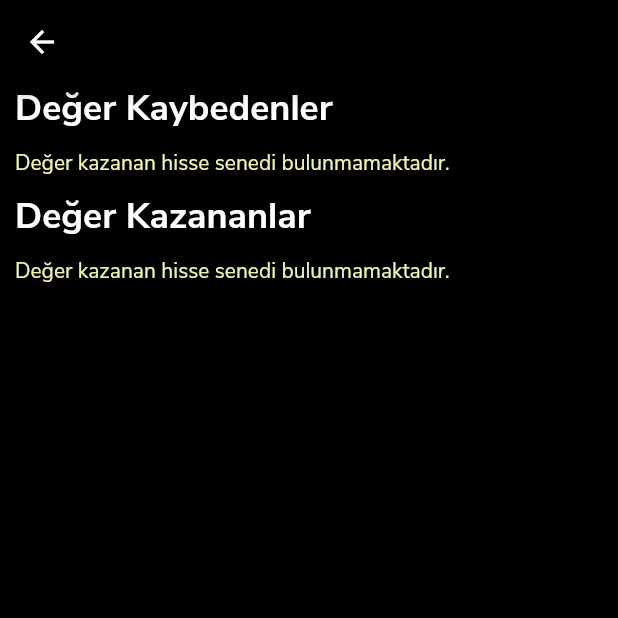
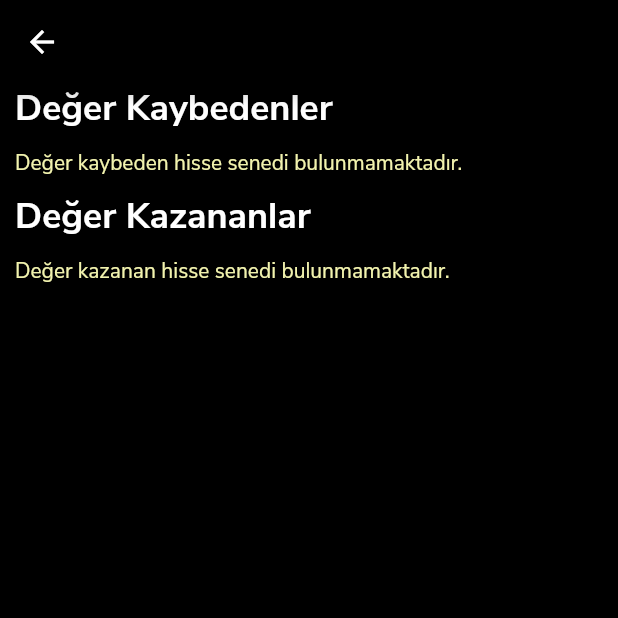
Before and after one commit to Xelanor/stockninja_flutter, a Flutter app: the ConsecutiveAnalysisInfo screen opened directly with empty values, on a phone screen of 412 x 824 dp, the top half of it. Run offline on Flutter 3.47's test engine with Material 2 defaults, Android fonts, the phone set to English and light mode, and no system bars; our stand-ins replace charts_flutter, shared_preferences; missing offline and left inert: onesignal_flutter; accounts and stored records are empty; network calls fail.

Commit message:
Notification bugfix

```diff
--- a/lib/widgets/notifications/consecutive-analysis-info.dart
+++ b/lib/widgets/notifications/consecutive-analysis-info.dart
@@ -36,7 +36,7 @@ class ConsecutiveAnalysisInfo extends StatelessWidget {
             padding: const EdgeInsets.all(10.0),
             child: decreasing.length == 0
                 ? Text(
-                    'Değer kazanan hisse senedi bulunmamaktadır.',
+                    'Değer kaybeden hisse senedi bulunmamaktadır.',
                     style: TextStyle(
                         color: Theme.of(context).colorScheme.secondary),
                   )
--- a/lib/widgets/notifications/notifications.dart
+++ b/lib/widgets/notifications/notifications.dart
@@ -48,7 +48,6 @@ class _NotificationsState extends State<Notifications> {
           indexes[2] = i;
         }
       }
-      print(indexes);
     }
   }
 
```
